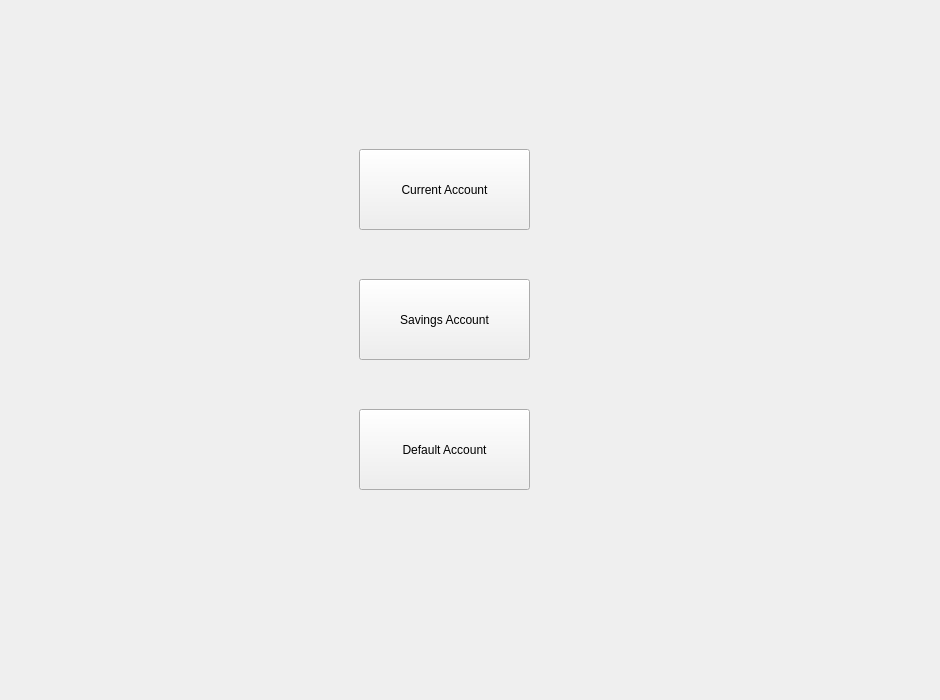
This is mainwindow.ui in ItsAhadun/ATM as Qt 5 draws it before an edit. The edited form follows.
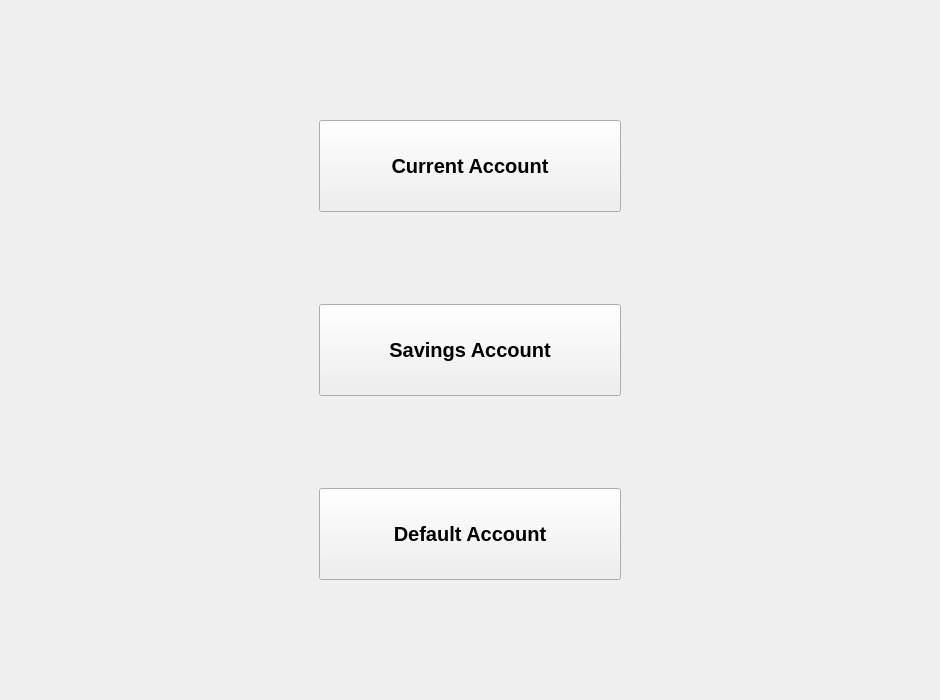
This is the edited form. The open tabs and pages were chosen to show the change.

Commit message: dynamic accounts page

The edit to the form file:
```diff
--- a/mainwindow.ui
+++ b/mainwindow.ui
@@ -379,45 +379,156 @@
        </widget>
       </widget>
       <widget class="QWidget" name="accounts_Page">
-       <widget class="QPushButton" name="default_acc_button">
-        <property name="geometry">
-         <rect>
-          <x>350</x>
-          <y>400</y>
-          <width>171</width>
-          <height>81</height>
-         </rect>
-        </property>
-        <property name="text">
-         <string>Default Account</string>
-        </property>
-       </widget>
-       <widget class="QPushButton" name="current_acc_button">
-        <property name="geometry">
-         <rect>
-          <x>350</x>
-          <y>140</y>
-          <width>171</width>
-          <height>81</height>
-         </rect>
-        </property>
-        <property name="text">
-         <string>Current Account</string>
-        </property>
-       </widget>
-       <widget class="QPushButton" name="savings_acc_button">
-        <property name="geometry">
-         <rect>
-          <x>350</x>
-          <y>270</y>
-          <width>171</width>
-          <height>81</height>
-         </rect>
-        </property>
-        <property name="text">
-         <string>Savings Account</string>
-        </property>
-       </widget>
+       <layout class="QHBoxLayout" name="horizontalLayout_5">
+        <item>
+         <spacer name="horizontalSpacer_4">
+          <property name="orientation">
+           <enum>Qt::Orientation::Horizontal</enum>
+          </property>
+          <property name="sizeHint" stdset="0">
+           <size>
+            <width>40</width>
+            <height>20</height>
+           </size>
+          </property>
+         </spacer>
+        </item>
+        <item>
+         <layout class="QVBoxLayout" name="verticalLayout_8">
+          <property name="spacing">
+           <number>0</number>
+          </property>
+          <property name="topMargin">
+           <number>10</number>
+          </property>
+          <property name="bottomMargin">
+           <number>10</number>
+          </property>
+          <item>
+           <spacer name="verticalSpacer_3">
+            <property name="orientation">
+             <enum>Qt::Orientation::Vertical</enum>
+            </property>
+            <property name="sizeHint" stdset="0">
+             <size>
+              <width>20</width>
+              <height>40</height>
+             </size>
+            </property>
+           </spacer>
+          </item>
+          <item>
+           <widget class="QPushButton" name="current_acc_button">
+            <property name="sizePolicy">
+             <sizepolicy hsizetype="MinimumExpanding" vsizetype="MinimumExpanding">
+              <horstretch>0</horstretch>
+              <verstretch>0</verstretch>
+             </sizepolicy>
+            </property>
+            <property name="font">
+             <font>
+              <pointsize>15</pointsize>
+              <bold>true</bold>
+             </font>
+            </property>
+            <property name="text">
+             <string>Current Account</string>
+            </property>
+           </widget>
+          </item>
+          <item>
+           <spacer name="verticalSpacer">
+            <property name="orientation">
+             <enum>Qt::Orientation::Vertical</enum>
+            </property>
+            <property name="sizeHint" stdset="0">
+             <size>
+              <width>20</width>
+              <height>40</height>
+             </size>
+            </property>
+           </spacer>
+          </item>
+          <item>
+           <widget class="QPushButton" name="savings_acc_button">
+            <property name="sizePolicy">
+             <sizepolicy hsizetype="MinimumExpanding" vsizetype="MinimumExpanding">
+              <horstretch>0</horstretch>
+              <verstretch>0</verstretch>
+             </sizepolicy>
+            </property>
+            <property name="font">
+             <font>
+              <pointsize>15</pointsize>
+              <bold>true</bold>
+             </font>
+            </property>
+            <property name="text">
+             <string>Savings Account</string>
+            </property>
+           </widget>
+          </item>
+          <item>
+           <spacer name="verticalSpacer_2">
+            <property name="orientation">
+             <enum>Qt::Orientation::Vertical</enum>
+            </property>
+            <property name="sizeHint" stdset="0">
+             <size>
+              <width>20</width>
+              <height>40</height>
+             </size>
+            </property>
+           </spacer>
+          </item>
+          <item>
+           <widget class="QPushButton" name="default_acc_button">
+            <property name="sizePolicy">
+             <sizepolicy hsizetype="MinimumExpanding" vsizetype="MinimumExpanding">
+              <horstretch>0</horstretch>
+              <verstretch>0</verstretch>
+             </sizepolicy>
+            </property>
+            <property name="font">
+             <font>
+              <pointsize>15</pointsize>
+              <bold>true</bold>
+             </font>
+            </property>
+            <property name="text">
+             <string>Default Account</string>
+            </property>
+           </widget>
+          </item>
+          <item>
+           <spacer name="verticalSpacer_4">
+            <property name="orientation">
+             <enum>Qt::Orientation::Vertical</enum>
+            </property>
+            <property name="sizeHint" stdset="0">
+             <size>
+              <width>20</width>
+              <height>40</height>
+             </size>
+            </property>
+           </spacer>
+          </item>
+         </layout>
+        </item>
+        <item>
+         <spacer name="horizontalSpacer_5">
+          <property name="orientation">
+           <enum>Qt::Orientation::Horizontal</enum>
+          </property>
+          <property name="sizeHint" stdset="0">
+           <size>
+            <width>40</width>
+            <height>20</height>
+           </size>
+          </property>
+         </spacer>
+        </item>
+       </layout>
       </widget>
       <widget class="QWidget" name="dashboard_Page">
        <layout class="QHBoxLayout" name="horizontalLayout_2">
```
Left out of the diff: 2 changed lines with no effect on the pictures. The commit also changes 3 other files.
